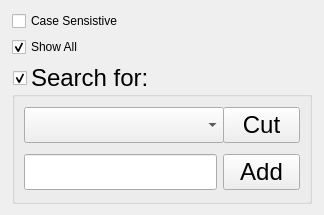
Qt form ui_forms/selectoptions.ui (parisolab/mathmod) before a commit.
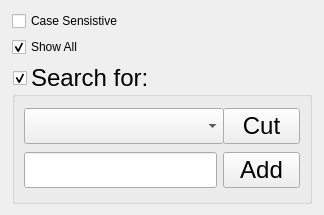
The same form after that commit.

Commit message: #13 ADD Scripts Tool selection

The edit to the form file:
```diff
--- a/ui_forms/selectoptions.ui
+++ b/ui_forms/selectoptions.ui
@@ -57,7 +57,7 @@
       <item row="0" column="0">
        <layout class="QHBoxLayout" name="horizontalLayout">
         <property name="spacing">
-         <number>3</number>
+         <number>-1</number>
         </property>
         <property name="leftMargin">
          <number>0</number>
@@ -69,7 +69,7 @@
          <number>0</number>
         </property>
         <property name="bottomMargin">
-         <number>4</number>
+         <number>0</number>
         </property>
         <item>
          <widget class="QComboBox" name="StringSelect">
```
The commit also changes 2 other files.
